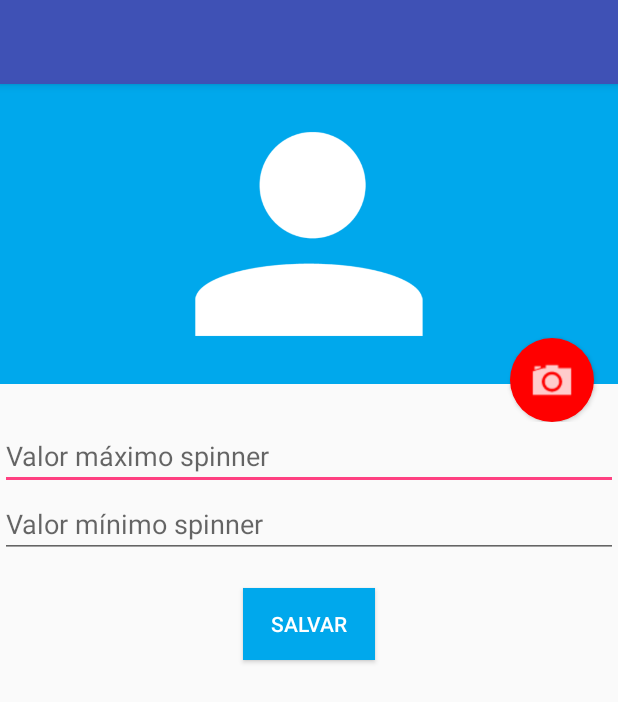
After one commit to marianacavichioli/Projeto2, an Android app: the CriarTemplateActivity screen opened directly, with no data from a screen before it, on a phone screen of 412 x 824 dp. The commit adds this screen. Shown: the top 702 px of the screen. Run offline under Robolectric (Android 15) with nearby library versions, the phone set to English and light mode, and no system bars; our stand-ins replace ButterKnife, Picasso.

Commit message:
Inicio integração com câmera - atividade 2

```diff
--- a/app/src/main/AndroidManifest.xml
+++ b/app/src/main/AndroidManifest.xml
@@ -16,6 +16,8 @@
                 <category android:name="android.intent.category.LAUNCHER" />
             </intent-filter>
         </activity>
+        <activity android:name=".criar_template.CriarTemplateActivity"></activity>
+
     </application>
 
 </manifest>
--- /dev/null
+++ b/app/src/main/java/com/mobile2/projeto2/criar_template/CriarTemplateActivity.java
@@ -0,0 +1,84 @@
+package com.mobile2.projeto2.criar_template;
+
+import android.app.Activity;
+import android.content.Intent;
+import android.net.Uri;
+import android.os.Bundle;
+import android.provider.MediaStore;
+import android.support.v7.app.AppCompatActivity;
+import android.util.Log;
+import android.widget.EditText;
+import android.widget.ImageView;
+
+import com.mobile2.projeto2.R;
+import com.squareup.picasso.Picasso;
+
+import java.io.File;
+
+import butterknife.BindView;
+import butterknife.ButterKnife;
+import butterknife.OnClick;
+
+
+public class CriarTemplateActivity extends AppCompatActivity implements CriarTemplateView {
+
+    @BindView(R.id.formulario_maximo)
+    public EditText campoMaximo;
+    @BindView(R.id.formulario_minimo)
+    public EditText campoMinimo;
+    @BindView(R.id.formulario_foto)
+    public ImageView campoFoto;
+
+    private CriarTemplatePresenter presenter;
+
+    private static final int CODIGO_CAMERA = 123;
+    public String caminhoFoto;
+
+    @Override
+    protected void onCreate(Bundle savedInstanceState) {
+        super.onCreate(savedInstanceState);
+        setContentView(R.layout.activity_criar_template);
+
+        ButterKnife.bind(this);
+        presenter = new CriarTemplatePresenter(this);
+
+    }
+
+    @Override
+    protected void onActivityResult(int requestCode, int resultCode, Intent data) {
+        if (requestCode == CODIGO_CAMERA && resultCode == Activity.RESULT_OK) {
+            exibeFoto();
+        }
+    }
+
+    private void exibeFoto(){
+        Picasso.with(this)
+                .load("file://"+caminhoFoto)
+                .fit()
+                .centerCrop()
+                .into(campoFoto);
+    }
+
+    @OnClick(R.id.formulario_botao_foto)
+    public void tiraFoto(){
+        Log.d("VOU TIRAR FOTO","TIRANDO");
+        Intent intentCamera = new Intent(MediaStore.ACTION_IMAGE_CAPTURE);
+        caminhoFoto = getExternalFilesDir(null) + "/" + System.currentTimeMillis() + ".jpg";
+        File arquivoFoto = new File(caminhoFoto);
+        intentCamera.putExtra(MediaStore.EXTRA_OUTPUT, Uri.fromFile(arquivoFoto));
+        startActivityForResult(intentCamera, CODIGO_CAMERA);
+    }
+
+    @OnClick(R.id.formulario_submit)
+    public void salvar(){
+        Intent resultado = new Intent().putExtra("template",
+                presenter.getTemplate(campoMaximo.getText().toString(),
+                        campoMinimo.getText().toString(),
+                        caminhoFoto));
+
+        setResult(Activity.RESULT_OK, resultado);
+        finish();
+
+    }
+
+}
--- /dev/null
+++ b/app/src/main/java/com/mobile2/projeto2/criar_template/CriarTemplatePresenter.java
@@ -0,0 +1,24 @@
+package com.mobile2.projeto2.criar_template;
+
+import com.mobile2.projeto2.entidades.Template;
+
+public class CriarTemplatePresenter {
+    private CriarTemplateView view;
+
+    public CriarTemplatePresenter(CriarTemplateView view) {
+        this.view = view;
+    }
+
+    public Template getTemplate(String maximo, String minimo, String caminhoFoto) {
+        Template template = null;
+
+        if(!maximo.isEmpty() && !minimo.isEmpty()) {
+            template = new Template();
+            template.setMaximo(maximo);
+            template.setMinimo(minimo);
+            template.setCaminhoFoto(caminhoFoto);
+        }
+
+        return template;
+    }
+}
--- /dev/null
+++ b/app/src/main/java/com/mobile2/projeto2/criar_template/CriarTemplateView.java
@@ -0,0 +1,4 @@
+package com.mobile2.projeto2.criar_template;
+
+public interface CriarTemplateView {
+}
--- /dev/null
+++ b/app/src/main/res/drawable/fundo_camera.xml
@@ -0,0 +1,14 @@
+<?xml version="1.0" encoding="utf-8"?>
+<layer-list xmlns:android="http://schemas.android.com/apk/res/android">
+    <item>
+        <shape
+            android:shape="oval">
+            <solid android:color="#ff0000"/>
+            <padding android:top="10dp"
+                android:bottom="10dp"
+                android:left="10dp"
+                android:right="10dp"/>
+        </shape>
+    </item>
+    <item android:drawable="@drawable/ic_camera"/>
+</layer-list>
--- /dev/null
+++ b/app/src/main/res/layout/activity_criar_template.xml
@@ -0,0 +1,56 @@
+
+<LinearLayout
+    android:layout_width="match_parent"
+    android:layout_height="match_parent"
+    android:orientation="vertical"
+    xmlns:android="http://schemas.android.com/apk/res/android" >
+
+
+    <RelativeLayout
+        android:layout_width="match_parent"
+        android:layout_height="225dp">
+
+        <ImageView
+            android:id="@+id/formulario_foto"
+            android:layout_width="match_parent"
+            android:layout_height="200dp"
+            android:src="@drawable/person"
+            android:background="#00A8EC"/>
+
+        <Button
+            android:id="@+id/formulario_botao_foto"
+            android:layout_width="56dp"
+            android:layout_height="56dp"
+            android:background="@drawable/fundo_camera"
+            android:layout_alignParentBottom="true"
+            android:layout_alignParentRight="true"
+            android:layout_marginRight="16dp"/>
+
+    </RelativeLayout>
+
+
+    <EditText
+        android:id="@+id/formulario_maximo"
+        android:layout_width="match_parent"
+        android:layout_height="wrap_content"
+        android:hint="Valor máximo spinner"
+        android:inputType="number" />
+
+    <EditText
+        android:id="@+id/formulario_minimo"
+        android:layout_width="match_parent"
+        android:layout_height="wrap_content"
+        android:hint="Valor mínimo spinner"
+        android:inputType="number" />
+
+    <Button
+        android:id="@+id/formulario_submit"
+        android:layout_width="wrap_content"
+        android:layout_height="wrap_content"
+        android:text="Salvar"
+        android:textColor="#FFFFFF"
+        android:background="#00A8EC"
+        android:layout_gravity="center"
+        android:layout_marginTop="20dp"/>
+
+</LinearLayout>
```
Also changed, not shown: app/build.gradle (+7 -0 lines), app/src/main/java/com/mobile2/projeto2/MainActivity.java (+18 -0 lines), app/src/main/java/com/mobile2/projeto2/entidades/Template.java (added, +33 -0 lines), app/src/main/res/layout/activity_main.xml (+9 -0 lines), app/src/main/res/drawable/ic_camera.png (added), app/src/main/res/drawable/ic_salvar.png (added), app/src/main/res/drawable/person.png (added).
